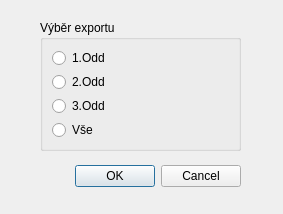
kaje44/krake, file ui/printdlg.ui: the form before one commit.
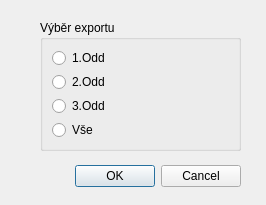
The form after the commit.

The edit to the form file:
```diff
--- a/ui/printdlg.ui
+++ b/ui/printdlg.ui
@@ -6,8 +6,8 @@
    <rect>
     <x>0</x>
     <y>0</y>
-    <width>283</width>
-    <height>214</height>
+    <width>266</width>
+    <height>205</height>
    </rect>
   </property>
   <property name="windowTitle">
```
